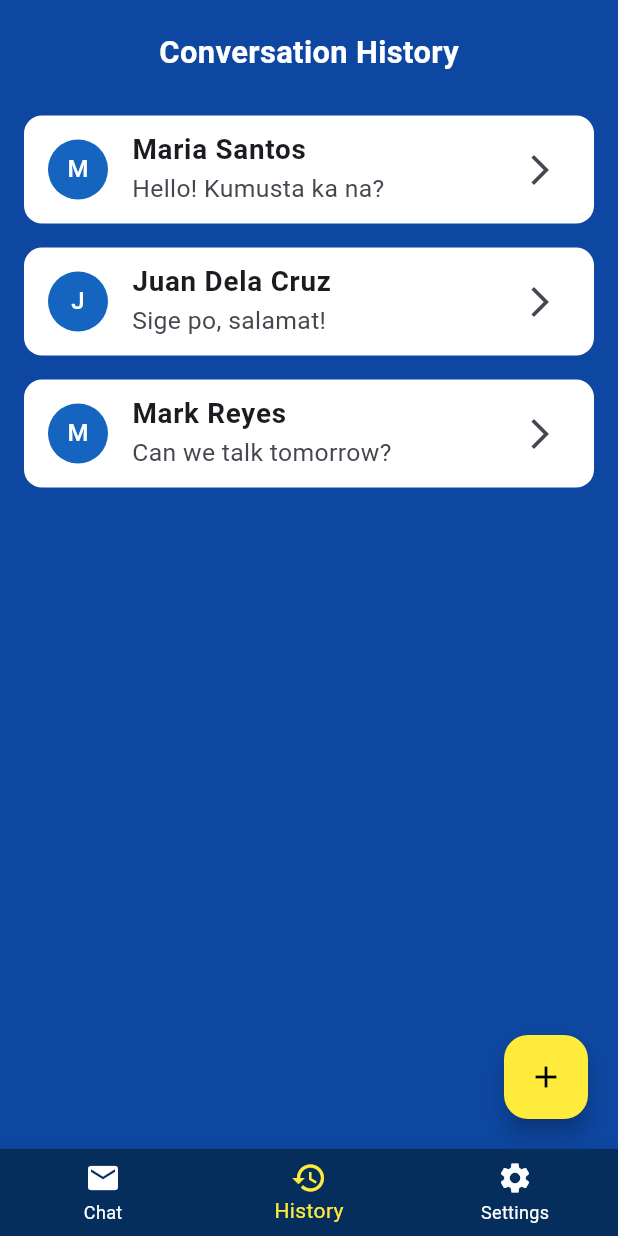
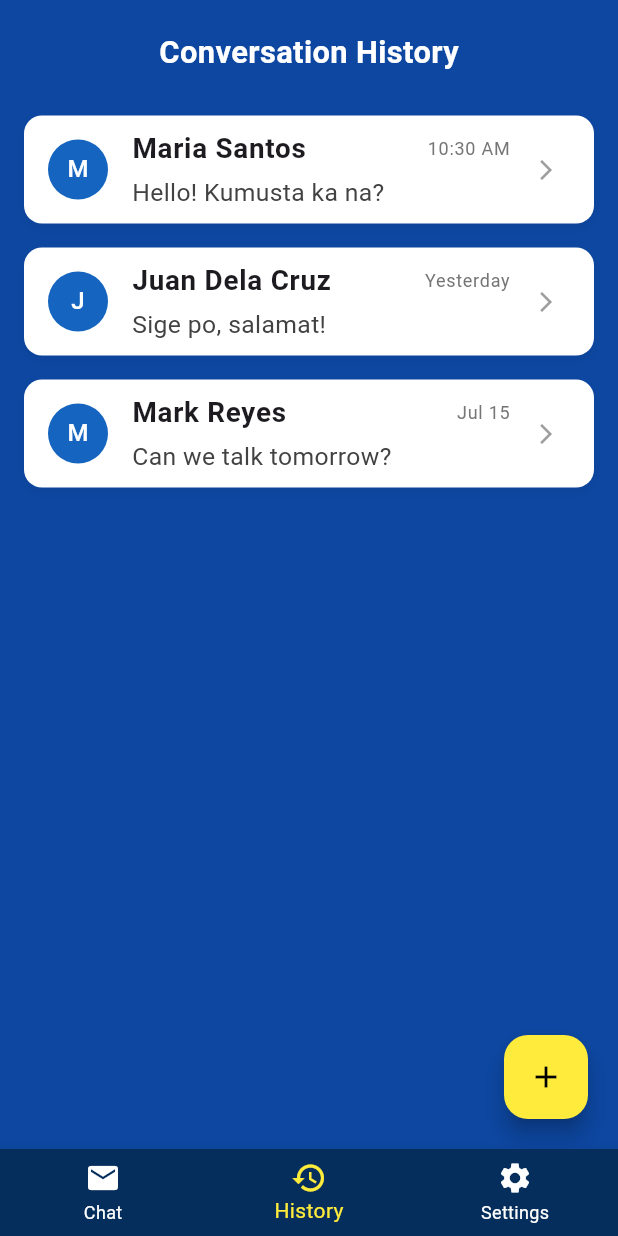
Before and after one commit to klenol-cayabyab/myapp, a Flutter app: the screen it shows after launch, item 2 of the bottom bar chosen, on a phone screen of 412 x 824 dp. Run offline on Flutter 3.47's test engine with Material 3 defaults, Android fonts, the phone set to English and light mode, and no system bars; our stand-ins replace flutter_tts, speech_to_text; Roboto replaces fonts that are missing (Arial).

Commit message:
Update: Enhance design and Insert a Date for conversation

```diff
--- a/lib/screens/history_screen.dart
+++ b/lib/screens/history_screen.dart
@@ -1,15 +1,29 @@
 import 'package:flutter/material.dart';
 
 class HistoryScreen extends StatefulWidget {
+  const HistoryScreen({super.key});
+
   @override
   _HistoryScreenState createState() => _HistoryScreenState();
 }
 
 class _HistoryScreenState extends State<HistoryScreen> {
   List<Map<String, String>> messages = [
-    {'name': 'Maria Santos', 'preview': 'Hello! Kumusta ka na?'},
-    {'name': 'Juan Dela Cruz', 'preview': 'Sige po, salamat!'},
-    {'name': 'Mark Reyes', 'preview': 'Can we talk tomorrow?'},
+    {
+      'name': 'Maria Santos',
+      'preview': 'Hello! Kumusta ka na?',
+      'time': '10:30 AM',
+    },
+    {
+      'name': 'Juan Dela Cruz',
+      'preview': 'Sige po, salamat!',
+      'time': 'Yesterday',
+    },
+    {
+      'name': 'Mark Reyes',
+      'preview': 'Can we talk tomorrow?',
+      'time': 'Jul 15',
+    },
   ];
 
   @override
@@ -28,7 +42,7 @@ class _HistoryScreenState extends State<HistoryScreen> {
           children: [
             Column(
               children: [
-                // 🟦 Header Title Only
+                // 🟦 Header Title
                 Padding(
                   padding: const EdgeInsets.symmetric(vertical: 20),
                   child: Center(
@@ -114,6 +128,13 @@ class _HistoryScreenState extends State<HistoryScreen> {
                                 decoration: BoxDecoration(
                                   color: Colors.white,
                                   borderRadius: BorderRadius.circular(12),
+                                  boxShadow: [
+                                    BoxShadow(
+                                      color: Colors.black.withOpacity(0.05),
+                                      blurRadius: 5,
+                                      offset: Offset(0, 3),
+                                    ),
+                                  ],
                                 ),
                                 child: ListTile(
                                   leading: CircleAvatar(
@@ -123,20 +144,48 @@ class _HistoryScreenState extends State<HistoryScreen> {
                                       style: TextStyle(color: Colors.white),
                                     ),
                                   ),
-                                  title: Text(
-                                    message['name'] ?? '',
-                                    style: TextStyle(
-                                      fontWeight: FontWeight.bold,
-                                      fontSize: nameFontSize,
+                                  title: Row(
+                                    mainAxisAlignment:
+                                        MainAxisAlignment.spaceBetween,
+                                    children: [
+                                      Expanded(
+                                        child: Text(
+                                          message['name'] ?? '',
+                                          style: TextStyle(
+                                            fontWeight: FontWeight.bold,
+                                            fontSize: nameFontSize,
+                                          ),
+                                          overflow: TextOverflow.ellipsis,
+                                        ),
+                                      ),
+                                      Text(
+                                        message['time'] ?? '',
+                                        style: TextStyle(
+                                          fontSize: 12,
+                                          color: Colors.grey.shade600,
+                                        ),
+                                      ),
+                                    ],
+                                  ),
+                                  subtitle: Padding(
+                                    padding: const EdgeInsets.only(top: 4.0),
+                                    child: Text(
+                                      message['preview'] ?? '',
+                                      style: TextStyle(
+                                        fontSize: previewFontSize,
+                                        color: Colors.grey.shade800,
+                                      ),
+                                      maxLines: 1,
+                                      overflow: TextOverflow.ellipsis,
                                     ),
                                   ),
-                                  subtitle: Text(
-                                    message['preview'] ?? '',
-                                    style: TextStyle(fontSize: previewFontSize),
+                                  trailing: Icon(
+                                    Icons.arrow_forward_ios,
+                                    size: 16,
+                                    color: Colors.grey.shade500,
                                   ),
-                                  trailing: Icon(Icons.arrow_forward_ios),
                                   onTap: () {
-                                    // TODO: Navigate to conversation detail
+                                    // TODO: Navigate to conversation detail screen
                                   },
                                 ),
                               ),
```
